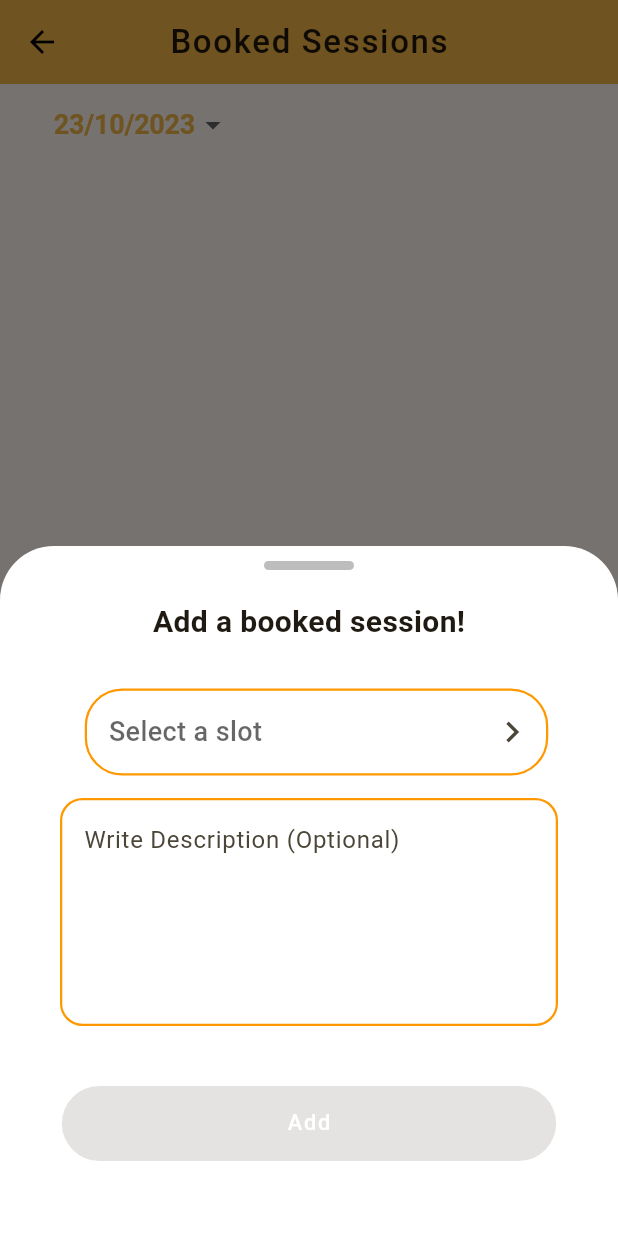
After one commit to iith-sunshine-web-app/sunshine-app, a Flutter app: the BookedSessionsScreen screen opened directly, after a tap on the "add" icon, on a phone screen of 412 x 824 dp. The commit adds this screen. Run offline on Flutter 3.47's test engine with Material 2 defaults, Android fonts, the phone set to English and light mode, and no system bars; our stand-ins replace animated_splash_screen, cloud_firestore, firebase_auth, firebase_core, firebase_database, flutter_riverpod and 6 more; missing offline and left inert: booking_calendar, open_share_plus; accounts and stored records are empty.

Commit message:
booked sessions adding done

```diff
--- /dev/null
+++ b/lib/admin/add_booked_sessions_bottomsheet.dart
@@ -0,0 +1,219 @@
+import 'package:firebase_auth/firebase_auth.dart';
+import 'package:flutter/material.dart';
+import 'package:flutter_riverpod/flutter_riverpod.dart';
+import 'package:sunshine_iith/pages/session_book.dart/select_slot.dart';
+import 'package:sunshine_iith/providers/data_provider.dart';
+import 'package:sunshine_iith/services/data_model.dart';
+import 'package:sunshine_iith/services/rtdb_database.dart';
+import 'package:sunshine_iith/services/session_data.dart';
+
+class AddBookedSession extends ConsumerStatefulWidget {
+  // final DataModel currentCounsellorsData;
+  final String counsellorsName;
+  const AddBookedSession({super.key, required this.counsellorsName});
+
+  @override
+  ConsumerState<AddBookedSession> createState() => _AddBookedSessionState();
+}
+
+class _AddBookedSessionState extends ConsumerState<AddBookedSession> {
+  String selectedTime = 'Select a slot';
+  TextEditingController textEditingController = TextEditingController();
+  @override
+  Widget build(BuildContext context) {
+    if (ref.watch(selectedTimeProvider) != null) {
+      // selectedTime = ref.watch(selectedTimeProvider)!;
+      selectedTime =
+          'Date: ${ref.watch(selectedDateProvider)!}\nTime: ${ref.watch(selectedTimeProvider)!}';
+    }
+    return Padding(
+      padding: EdgeInsets.only(
+        bottom: MediaQuery.of(context).viewInsets.bottom,
+      ),
+      child: SingleChildScrollView(
+        child: Theme(
+          data: ThemeData(
+            colorScheme: ColorScheme.fromSeed(
+                seedColor: const Color.fromARGB(255, 244, 197, 54),
+                primary: const Color.fromARGB(255, 21, 101, 192)),
+            useMaterial3: true,
+          ),
+          child: Column(
+            children: [
+              const SizedBox(
+                height: 10,
+              ),
+              Container(
+                decoration: BoxDecoration(
+                  color: Colors.grey.shade400,
+                  borderRadius: BorderRadius.circular(150),
+                ),
+                height: 6,
+                width: 60,
+              ),
+              const SizedBox(
+                height: 20,
+              ),
+              const Text(
+                'Add a booked session!',
+                style: TextStyle(fontSize: 20, fontWeight: FontWeight.w600),
+              ),
+              const SizedBox(
+                height: 20,
+              ),
+              Row(
+                mainAxisAlignment: MainAxisAlignment.center,
+                children: [
+                  InkWell(
+                    splashColor: Colors.transparent,
+                    highlightColor: Colors.transparent,
+                    onTap: () {
+                      int index = 0;
+
+                      // if (_valueCounsellors ==
+                      //     Counsellors.counsellor2) {
+                      //   index = 1;
+                      // } else if (_valueCounsellors ==
+                      //     Counsellors.counsellor3) {
+                      //   // s = sirOrMadam.elementAt(0);
+                      //   index = 2;
+                      // }
+
+                      Navigator.of(context).push(MaterialPageRoute(
+                          builder: (ctx) => SelectSlot(
+                                counsellorsName: widget.counsellorsName,
+                              )));
+                    },
+                    child: Padding(
+                      padding: const EdgeInsets.fromLTRB(10, 10, 0, 10),
+                      child: SizedBox(
+                        width: MediaQuery.of(context).size.width * 0.75,
+                        child: InputDecorator(
+                          decoration: InputDecoration(
+                            suffixIcon: const Icon(
+                              Icons.chevron_right,
+                              size: 28,
+                              // color: Colors.orange.withOpacity(0.6),
+                            ),
+                            // labelText: 'Time',
+                            border: OutlineInputBorder(
+                                borderRadius: BorderRadius.circular(
+                                  25.0,
+                                ),
+                                borderSide: const BorderSide(
+                                    color: Colors.orange, width: 1.5)),
+                            enabledBorder: OutlineInputBorder(
+                                borderRadius: BorderRadius.circular(
+                                  25.0,
+                                ),
+                                borderSide: const BorderSide(
+                                    color: Colors.orange, width: 1.5)),
+                          ),
+                          child: Text(
+                            selectedTime,
+                            style: TextStyle(
+                                fontSize: 18,
+                                fontWeight: FontWeight.w500,
+                                color: Colors.black.withOpacity(0.6)),
+                          ),
+                        ),
+                      ),
+                    ),
+                  ),
+                ],
+              ),
+              const SizedBox(
+                height: 5,
+              ),
+              Container(
+                margin: const EdgeInsets.symmetric(horizontal: 40, vertical: 0),
+                child: TextField(
+                  maxLines: 5,
+                  controller: textEditingController,
+                  decoration: InputDecoration(
+                    hintText: 'Write Description (Optional)',
+                    border: OutlineInputBorder(
+                      borderRadius: BorderRadius.circular(15),
+                      borderSide:
+                          const BorderSide(color: Colors.orange, width: 1.5),
+                    ),
+                    enabledBorder: OutlineInputBorder(
+                      borderRadius: BorderRadius.circular(15),
+                      borderSide:
+                          const BorderSide(color: Colors.orange, width: 1.5),
+                    ),
+                    focusedBorder: OutlineInputBorder(
+                      borderRadius: BorderRadius.circular(15),
+                      borderSide:
+                          const BorderSide(color: Colors.orange, width: 1.5),
+                    ),
+                  ),
+                ),
+              ),
+              const SizedBox(
+                height: 40,
+              ),
+              SizedBox(
+                width: MediaQuery.of(context).size.width * 0.8,
+                height: 50,
+                child: ElevatedButton(
+                  style: ElevatedButton.styleFrom(
+                    backgroundColor: const Color.fromARGB(255, 21, 101, 192),
+                    elevation: 2,
+                  ),
+                  onPressed: selectedTime == 'Select a slot'
+                      ? null
+                      : () async {
+                          FocusScope.of(context).unfocus();
+
+                          // String userName =
+                          //     FirebaseAuth.instance.currentUser!.displayName!;
+                          // String email =
+                          //     FirebaseAuth.instance.currentUser!.email!;
+
+                          SessionData data = SessionData(
+                              // isSir: widget.counsellor.position == 'sir',
+                              counsellorsEmail: '',
+                              counsellorsPhone: '',
+                              date: ref.read(selectedDateProvider)!,
+                              email: '',
+                              name: '',
+                              time: ref.read(selectedTimeProvider)!,
+                              counsellorsName: widget.counsellorsName,
+                              mode: 'widget.mode',
+                              phone:
+                                  textEditingController.text.toString().trim());
+
+                          RealTimeDB().addSessionData(data);
+
+                          await Future.delayed(
+                              const Duration(milliseconds: 100));
+
+                          Navigator.pop(context);
+
+
+                          ref.read(selectedTimeProvider.notifier).state = null;
+                          ref.read(selectedDateProvider.notifier).state = null;
+                        },
+                  child: const Padding(
+                    padding: EdgeInsets.fromLTRB(5, 0, 5, 0),
+                    child: Text(
+                      'Add',
+                      style: TextStyle(
+                          color: Colors.white,
+                          fontSize: 14.5,
+                          letterSpacing: 1.2),
+                    ),
+                  ),
+                ),
+              ),
+              const SizedBox(
+                height: 50,
+              ),
+            ],
+          ),
+        ),
+      ),
+    );
+  }
+}
--- a/lib/admin/booked_sessions.dart
+++ b/lib/admin/booked_sessions.dart
@@ -1,25 +1,67 @@
 import 'package:firebase_auth/firebase_auth.dart';
 import 'package:flutter/material.dart';
+import 'package:flutter_riverpod/flutter_riverpod.dart';
 import 'package:intl/intl.dart';
+import 'package:sunshine_iith/admin/add_booked_sessions_bottomsheet.dart';
 import 'package:sunshine_iith/admin/admin_booked_sessions_card.dart';
+import 'package:sunshine_iith/providers/data_provider.dart';
+import 'package:sunshine_iith/services/data_model.dart';
 import 'package:sunshine_iith/services/rtdb_database.dart';
 import 'package:sunshine_iith/services/session_data.dart';
 
-class BookedSessionsScreen extends StatefulWidget {
+class BookedSessionsScreen extends ConsumerStatefulWidget {
   const BookedSessionsScreen({super.key});
 
   @override
-  State<BookedSessionsScreen> createState() => _BookedSessionsScreenState();
+  ConsumerState<BookedSessionsScreen> createState() =>
+      _BookedSessionsScreenState();
 }
 
-class _BookedSessionsScreenState extends State<BookedSessionsScreen> {
+class _BookedSessionsScreenState extends ConsumerState<BookedSessionsScreen> {
   Map<String, String> counsellorsName = {
     'maria.morris@admin.iith.ac.in': 'Maria Morris',
     'ms22btech11010@iith.ac.in': 'Maria Morris', //TODO: Delete this
-    'ug.sunshine@campus.iith.ac.in': 'Maria Morris',
     'yukti.rastogi@admin.iith.ac.in': 'Yukti Rastogi',
     'phani.bhushan@admin.iith.ac.in': 'Phani Bhushan',
   };
+
+  Map<String, DataModel> counsellorsData = {
+    'maria.morris@admin.iith.ac.in': DataModel(
+        name: 'Maria Morris',
+        email: 'maria.morris@admin.iith.ac.in',
+        phone: '8331036081',
+        position: 'no need',
+        image: 'no need'),
+    'yukti.rastogi@admin.iith.ac.in': DataModel(
+        name: 'Yukti Rastogi',
+        email: 'yukti.rastogi@admin.iith.ac.in',
+        phone: '8331036080',
+        position: 'no need',
+        image: 'no need'),
+    'phani.bhushan@admin.iith.ac.in': DataModel(
+        name: 'D. Phani Bhushan',
+        email: 'phani.bhushan@admin.iith.ac.in',
+        phone: '8331036082',
+        position: 'sir',
+        image: 'no need'),
+  };
+
+  late DataModel currentCounsellorsData;
+  String currentCounsellorName = ''; //for passing to bottom sheet
+
+  updateCurrentCounsellorsData() {
+    String? email = FirebaseAuth.instance.currentUser!.email;
+    DataModel data = counsellorsData[email] ??
+        DataModel(
+            name: 'null',
+            email: 'null',
+            phone: 'null',
+            position: 'no need',
+            image: 'no need');
+    setState(() {
+      currentCounsellorsData = data;
+    });
+  }
 
   // final sessions = List.generate(15, (index) => '09:00 AM');
   String whichDate = '';
@@ -47,33 +89,39 @@ class _BookedSessionsScreenState extends State<BookedSessionsScreen> {
     setState(() {
       listOfDates.addAll(dates());
     });
+    updateCurrentCounsellorsData();
     getAllBookedSession();
     super.initState();
   }
 
   bool isLoading = true;
-  Map<String, List<SessionData>> bookedSessionData = {};
 
   Future<void> getBookedSession(String date) async {
-    // String? email = FirebaseAuth.instance.currentUser!.email;
-    // List<SessionData> data = [];
-    // if (email != null) {
-    //   Map<String, dynamic> result = await RealTimeDB()
-    //       .getCounsellorsSessionsData(counsellorsName[email]!, date);
-    //   if (result.isNotEmpty) {
-    //     result.forEach((key, value) {
-    //       SessionData sessionData = SessionData(
-    //           date: value['date'],
-    //           email: value['email'],
-    //           name: value['name'],
-    //           time: value['time'],
-    //           counsellorsName: value['counsellor'],
-    //           mode: value['mode'],
-    //           phone: value['phone']);
-    //       data.add(sessionData);
-    //     });
-    //   }
-    // }
+    String? email = FirebaseAuth.instance.currentUser!.email;
+    List<SessionData> data = [];
+    if (ref.read(bookedSessionProvider)[date] == null && email != null) {
+      setState(() {
+        currentCounsellorName = counsellorsName[email]!;
+      });
+      Map<String, dynamic> result = await RealTimeDB()
+          .getCounsellorsSessionsData(currentCounsellorName, date);
+      if (result.isNotEmpty) {
+        result.forEach((key, value) {
+          SessionData sessionData = SessionData(
+              counsellorsEmail: '',
+              counsellorsPhone: '',
+              date: value['date'],
+              email: value['email'],
+              name: value['name'],
+              time: value['time'],
+              counsellorsName: value['counsellor'],
+              mode: value['mode'],
+              phone: value['phone']);
+          data.add(sessionData);
+        });
+      }
+      ref.read(bookedSessionProvider.notifier).addAllData(date, data);
+    }
     // setState(() {
     //   bookedSessionData[date] = data;
     // });
@@ -100,9 +148,12 @@ class _BookedSessionsScreenState extends State<BookedSessionsScreen> {
 
   @override
   Widget build(BuildContext context) {
+    Map<String, List> bookedSessionData = ref.watch(bookedSessionProvider);
+
     print(bookedSessionData);
     return Scaffold(
-      // floatingActionButton:  floatingActionButton(),
+      floatingActionButton:
+          isLoading ? const SizedBox.shrink() : floatingActionButton(),
       appBar: AppBar(
         backgroundColor: const Color(0xfff2b545),
         leading: const BackButton(color: Colors.black),
@@ -147,26 +198,33 @@ class _BookedSessionsScreenState extends State<BookedSessionsScreen> {
               focusColor: Colors.white,
             ),
           ),
-          isLoading? const Center(child: CircularProgressIndicator(color: Colors.orange,)):
-          bookedSessionData[whichDate]!=null && bookedSessionData[whichDate]!.isEmpty ?
-            const Center(
+          isLoading
+              ? const Center(
+                  child: CircularProgressIndicator(
+                  color: Colors.orange,
+                ))
+              : bookedSessionData[whichDate] != null &&
+                      bookedSessionData[whichDate]!.isEmpty
+                  ? const Center(
                       child: Text(
-            'No sessions!',
+                        'No sessions Today!',
+                        textAlign: TextAlign.center,
                         style: TextStyle(
-              fontSize: 16,
-              fontWeight: FontWeight.w300
+                            fontSize: 16, fontWeight: FontWeight.w300),
                       ),
-          ),
-        ):
-          Expanded(
+                    )
+                  : Expanded(
                       child: ListView.builder(
-              itemCount:  bookedSessionData[whichDate]?.length ?? 0,
+                        itemCount: bookedSessionData[whichDate]?.length ?? 0,
                         itemBuilder: (context, index) {
                           return Padding(
                             padding: const EdgeInsets.fromLTRB(12, 5, 12, 5),
                             child: AdminBookSessionCard(
-                    sessionData: bookedSessionData[whichDate]![index] ,
-                      time: bookedSessionData[whichDate]![index].time, mode: bookedSessionData[whichDate]![index].mode ),
+                                sessionData:
+                                    bookedSessionData[whichDate]![index],
+                                time: bookedSessionData[whichDate]![index].time,
+                                mode:
+                                    bookedSessionData[whichDate]![index].phone),
                           );
                         },
                       ),
@@ -175,14 +233,30 @@ class _BookedSessionsScreenState extends State<BookedSessionsScreen> {
       ),
     );
   }
-  Widget floatingActionButton(){
+
+  Widget floatingActionButton() {
     return Container(
       margin: const EdgeInsets.fromLTRB(0, 0, 12, 20),
       child: FloatingActionButton(
           backgroundColor: Colors.orange,
-        child: const Icon(Icons.add,),
-        onPressed: (){
-
+          child: const Icon(
+            Icons.add,
+          ),
+          onPressed: () {
+            showModalBottomSheet(
+                shape: const RoundedRectangleBorder(
+                  borderRadius: BorderRadius.vertical(
+                    top: Radius.circular(36.0),
+                  ),
+                ),
+                backgroundColor: Colors.white,
+                isScrollControlled: true,
+                context: context,
+                builder: (ctx) {
+                  return AddBookedSession(
+                    counsellorsName: currentCounsellorName,
+                  );
+                });
           }),
     );
   }
--- a/lib/pages/loading_splash.dart
+++ b/lib/pages/loading_splash.dart
@@ -38,8 +38,7 @@ class _LoadingSplashState extends ConsumerState<LoadingSplash> {
     'maria.morris@admin.iith.ac.in',
     'yukti.rastogi@admin.iith.ac.in',
     'phani.bhushan@admin.iith.ac.in',
-    // 'ms22btech11010@iith.ac.in',
-    'ug.sunshine@campus.iith.ac.in'
+    'ms22btech11010@iith.ac.in',
   ];
 
 
--- a/lib/pages/session_book.dart/confirm_slot.dart
+++ b/lib/pages/session_book.dart/confirm_slot.dart
@@ -239,7 +239,7 @@ class _ConfirmSlotState extends ConsumerState<ConfirmSlot> {
                     elevation: 2,
                   ),
                   onPressed: () async {
-                    // FocusScope.of(context).unfocus();
+                    FocusScope.of(context).unfocus();
 
                     String userName =
                         FirebaseAuth.instance.currentUser!.displayName!;
--- a/lib/providers/data_provider.dart
+++ b/lib/providers/data_provider.dart
@@ -24,6 +24,10 @@ final isAdminProvider = StateProvider<bool>((ref) => false);
 // final isControllerProvider = StateProvider<bool>((ref) => false);
 // final adminAsUserProvider = StateProvider<bool>((ref) => false);
 
+//booked sessions provider
+final bookedSessionProvider = StateNotifierProvider<DataNotifier, Map<String, List>>((ref) => DataNotifier());
+
+
 
 class DataNotifier extends StateNotifier<Map<String, List>> {
   DataNotifier() : super({});
--- a/lib/widgets/drawer_nav_bar.dart
+++ b/lib/widgets/drawer_nav_bar.dart
@@ -5,7 +5,7 @@ import 'package:font_awesome_flutter/font_awesome_flutter.dart';
 import 'package:google_fonts/google_fonts.dart';
 import 'package:google_sign_in/google_sign_in.dart';
 import 'package:open_share_plus/open.dart';
-import 'package:sunshine_iith/admin/send_notification_bottomsheet.dart';
+// import 'package:sunshine_iith/admin/send_notification_bottomsheet.dart';
 import 'package:sunshine_iith/pages/appointments.dart';
 import 'package:sunshine_iith/pages/login.dart';
 import 'package:sunshine_iith/providers/data_provider.dart';
```
Also changed, not shown: lib/admin/admin_booked_sessions_card.dart (+9 -25 lines), lib/admin/send_notification_bottomsheet.dart (deleted, +0 -152 lines), lib/pages/session_book.dart/select_slot.dart (+29 -27 lines), lib/services/rtdb_database.dart (+8 -8 lines). Lines whose indentation alone changed are shown as unchanged.
